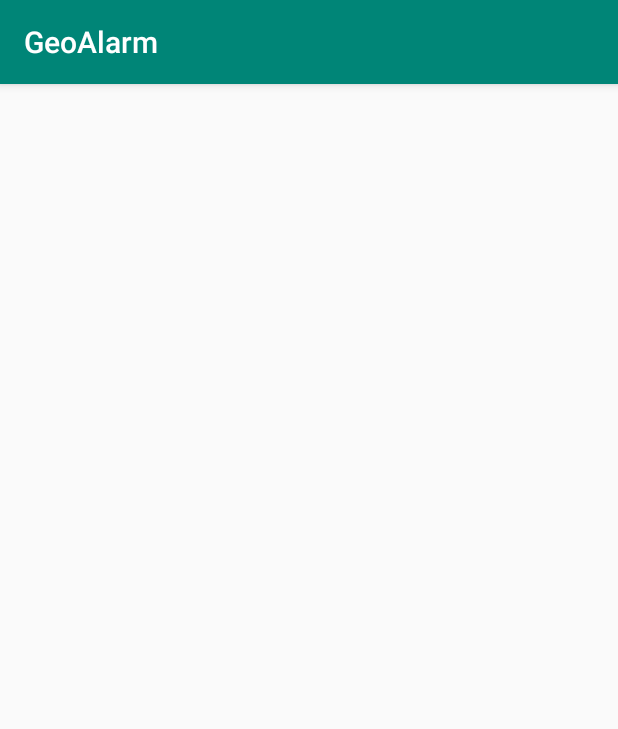
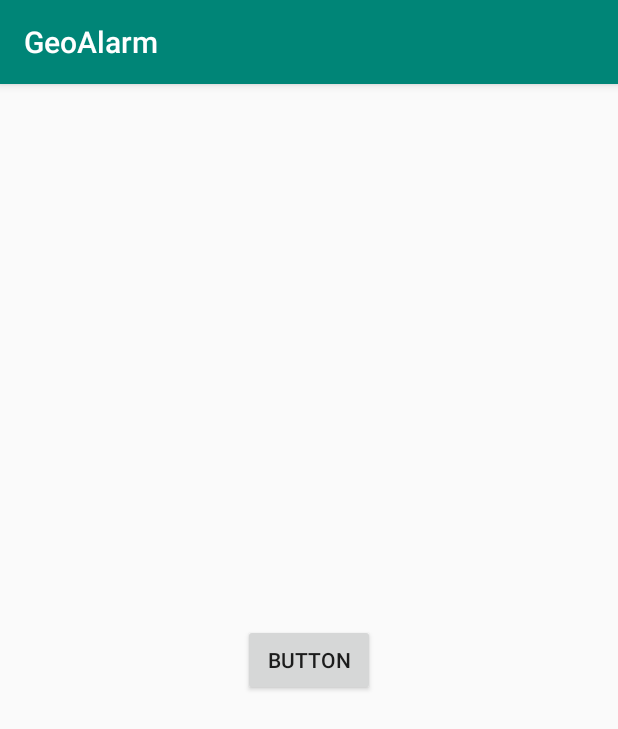
Before and after one commit to AhmadHamid/GeoAlarm_Android, an Android app: the AddAlarmActivity screen opened directly, with no data from a screen before it, on a phone screen of 412 x 824 dp. Shown: the top 729 px of the screen. Run offline under Robolectric (Android 15) with nearby library versions, the phone set to English and light mode, and no system bars.

Commit message:
Implemented fragment view for the clock to show

```diff
--- a/app/src/main/java/dk/sdu/ahmadmikkel/geoalarm/AddAlarmActivity.java
+++ b/app/src/main/java/dk/sdu/ahmadmikkel/geoalarm/AddAlarmActivity.java
@@ -1,7 +1,9 @@
 package dk.sdu.ahmadmikkel.geoalarm;
 
+import android.view.View;
 import androidx.appcompat.app.AppCompatActivity;
 import android.os.Bundle;
+import androidx.fragment.app.DialogFragment;
 
 public class AddAlarmActivity extends AppCompatActivity {
 
@@ -10,4 +12,9 @@ public class AddAlarmActivity extends AppCompatActivity {
         super.onCreate(savedInstanceState);
         setContentView(R.layout.activity_add_alarm);
     }
+
+    public void showTimePickerDialog(View v) {
+        DialogFragment newFragment = new DatePickerFragment();
+        newFragment.show(getSupportFragmentManager(), "timePicker");
+    }
 }
--- a/app/src/main/java/dk/sdu/ahmadmikkel/geoalarm/DatePickerFragment.java
+++ b/app/src/main/java/dk/sdu/ahmadmikkel/geoalarm/DatePickerFragment.java
@@ -1,5 +1,6 @@
 package dk.sdu.ahmadmikkel.geoalarm;
 
+import android.app.AlarmManager;
 import android.app.Dialog;
 import android.app.TimePickerDialog;
 import android.os.Bundle;
@@ -8,8 +9,6 @@ import android.widget.TimePicker;
 import androidx.annotation.NonNull;
 import androidx.annotation.Nullable;
 import androidx.fragment.app.DialogFragment;
-
-import java.text.DateFormat;
 import java.util.Calendar;
 
 public class DatePickerFragment extends DialogFragment implements TimePickerDialog.OnTimeSetListener {
--- a/app/src/main/res/layout/activity_add_alarm.xml
+++ b/app/src/main/res/layout/activity_add_alarm.xml
@@ -5,4 +5,12 @@
         xmlns:app="http://schemas.android.com/apk/res-auto"
         android:layout_width="match_parent"
         android:layout_height="match_parent"
-        tools:context=".AddAlarmActivity"/>
+        tools:context=".AddAlarmActivity">
+    <Button
+            android:text="Button"
+            android:layout_width="wrap_content"
+            android:layout_height="wrap_content" android:id="@+id/button2"
+            app:layout_constraintTop_toTopOf="parent"
+            app:layout_constraintBottom_toBottomOf="parent" app:layout_constraintEnd_toEndOf="parent"
+            app:layout_constraintStart_toStartOf="parent" android:onClick="showTimePickerDialog"/>
+</androidx.constraintlayout.widget.ConstraintLayout>
```
